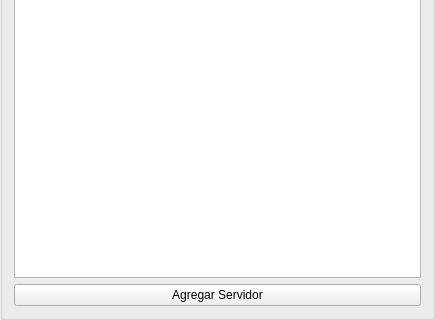
SoftTechMX/sistema-imagis, file FormIndexServidores.ui: the form before one commit; both pictures show x 0 to 435 and y 153 to 473 of the 435 by 473 pixel window.
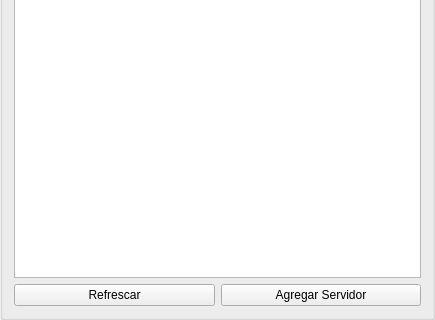
The form after the commit.

```diff
--- a/FormIndexServidores.ui
+++ b/FormIndexServidores.ui
@@ -30,7 +30,23 @@
     </widget>
    </item>
    <item>
-    <widget class="QTableWidget" name="tabla_servidores"/>
+    <widget class="QTableWidget" name="tabla_servidores">
+     <property name="sizePolicy">
+      <sizepolicy hsizetype="Expanding" vsizetype="Expanding">
+       <horstretch>0</horstretch>
+       <verstretch>0</verstretch>
+      </sizepolicy>
+     </property>
+    </widget>
+   </item>
+   <item>
+    <layout class="QHBoxLayout" name="horizontalLayout">
+     <item>
+      <widget class="QPushButton" name="btn_refresh">
+       <property name="text">
+        <string>Refrescar</string>
+       </property>
+      </widget>
    </item>
    <item>
     <widget class="QPushButton" name="btn_add_servidor">
@@ -38,6 +54,8 @@
       <string>Agregar Servidor</string>
      </property>
     </widget>
+     </item>
+    </layout>
    </item>
   </layout>
  </widget>
```
Lines whose indentation alone changed are shown as unchanged.
